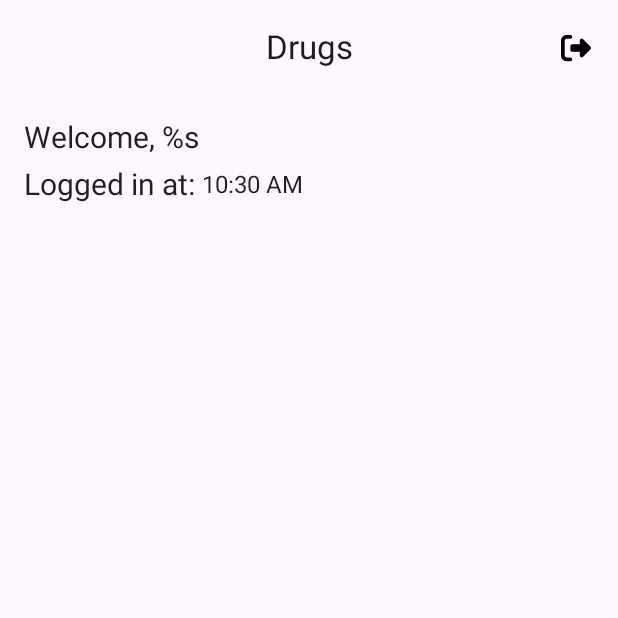
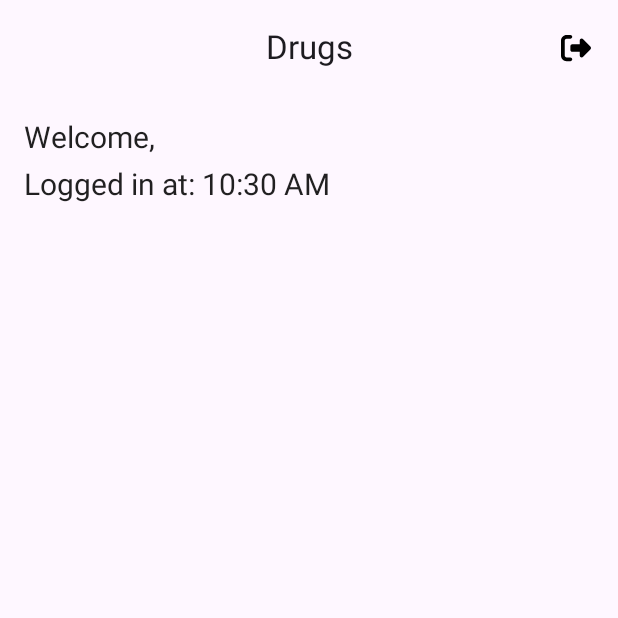
Before and after one commit to ahmed-shehataa/Diabetes_Task, an Android app built with Jetpack Compose: the composable DiabetesScreenContent called with empty values, on a phone screen of 412 x 824 dp, the top half of it. Run offline under Robolectric (Android 15) with nearby library versions, the phone set to English and light mode, and no system bars; network calls fail.

Commit message:
Fix screen header text

```diff
--- a/app/src/main/java/com/ashehata/diabetes_task/features/diabetes/presentation/composables/WelcomeHeader.kt
+++ b/app/src/main/java/com/ashehata/diabetes_task/features/diabetes/presentation/composables/WelcomeHeader.kt
@@ -2,15 +2,14 @@ package com.ashehata.diabetes_task.features.diabetes.presentation.composables
 
 import androidx.compose.foundation.layout.Arrangement
 import androidx.compose.foundation.layout.Column
-import androidx.compose.foundation.layout.Row
 import androidx.compose.foundation.layout.padding
 import androidx.compose.material.MaterialTheme
 import androidx.compose.material.Text
 import androidx.compose.runtime.Composable
 import androidx.compose.runtime.remember
-import androidx.compose.ui.Alignment
 import androidx.compose.ui.Modifier
 import androidx.compose.ui.res.stringResource
+import androidx.compose.ui.text.style.TextOverflow
 import androidx.compose.ui.unit.dp
 import androidx.compose.ui.unit.sp
 import com.ashehata.diabetes_task.R
@@ -20,30 +19,20 @@ import com.ashehata.diabetes_task.util.getCurrentTime
 @Composable
 fun WelcomeHeader(userEmail: String) {
     Column(Modifier.padding(16.dp), verticalArrangement = Arrangement.spacedBy(8.dp)) {
+        val currentDate = remember { getCurrentTime() }
 
-        Row(verticalAlignment = Alignment.CenterVertically) {
-            Text(
-                text = stringResource(id = R.string.welcome),
-                style = MaterialTheme.typography.subtitle2.copy(
-                    fontSize = 20.sp
-                )
-            )
-            Text(text = userEmail, modifier = Modifier.weight(1f))
-        }
+        Text(
+            text = String.format(stringResource(id = R.string.welcome), userEmail),
+            style = MaterialTheme.typography.subtitle2.copy(fontSize = 20.sp),
+            maxLines = 1,
+            overflow = TextOverflow.Ellipsis
+        )
 
-        Row(verticalAlignment = Alignment.CenterVertically) {
-            val currentDate = remember { getCurrentTime() }
-
-            Text(
-                text = stringResource(id = R.string.login_at),
-                style = MaterialTheme.typography.subtitle2.copy(
-                    fontSize = 20.sp
-                )
-            )
-            Text(text = currentDate, modifier = Modifier.weight(1f))
-        }
-
+        Text(
+            text = String.format(stringResource(id = R.string.login_at), currentDate),
+            style = MaterialTheme.typography.subtitle2.copy(fontSize = 20.sp),
+            maxLines = 1,
+            overflow = TextOverflow.Ellipsis
+        )
     }
-
-
 }
--- a/app/src/main/res/values/strings.xml
+++ b/app/src/main/res/values/strings.xml
@@ -20,6 +20,6 @@
     <string name="dos">Dos</string>
     <string name="strength">Strength</string>
     <string name="welcome">Welcome, %s</string>
-    <string name="login_at">"Logged in at: "</string>
+    <string name="login_at">Logged in at: %s</string>
     <string name="drugs">Drugs</string>
 </resources>
```
Also changed, not shown: 2 other files.
